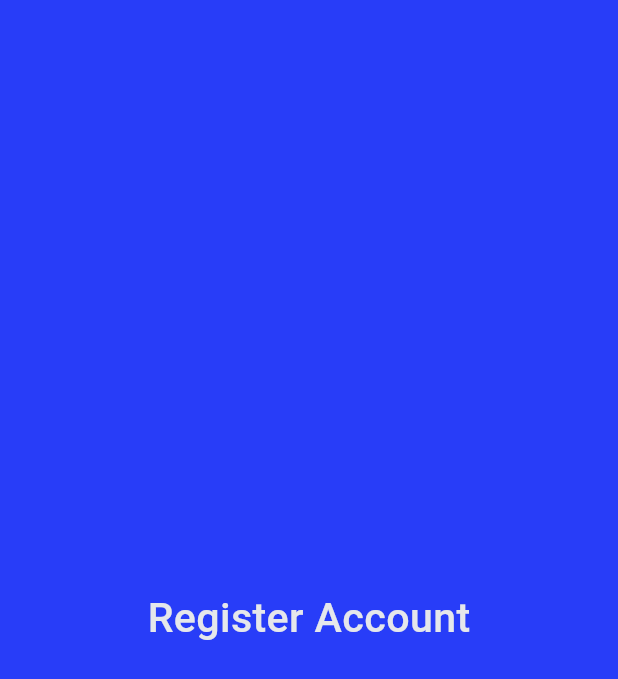
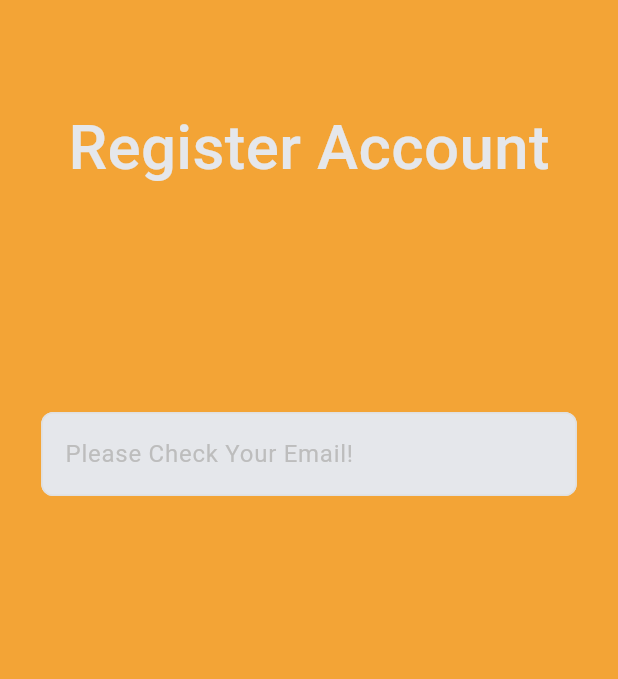
Before and after one commit to whoseunassailable/uni_quest_project, a Flutter app: the screen it shows after launch, on a phone screen of 412 x 824 dp. Shown: the top 679 px of the screen. Run offline on Flutter 3.47's test engine with Material 3 defaults, Android fonts, the light colour scheme and no system bars; our stand-ins replace flutter_riverpod, go_router.

Commit message:
changed ui

```diff
--- a/lib/core/constants/app_font_size.dart
+++ b/lib/core/constants/app_font_size.dart
@@ -7,5 +7,5 @@ class AppFontSize {
   static const double l = 1 / 25;
   static const double xl = 1 / 20;
   static const double xxl = 1 / 18;
-  static const double xxxl = 1 / 15;
+  static const double xxxl = 1 / 10;
 }
--- a/lib/core/features/presentation/login_page.dart
+++ b/lib/core/features/presentation/login_page.dart
@@ -1,6 +1,7 @@
 import 'package:flutter/material.dart';
 import 'package:uni_quest_project/core/constants/app_colors.dart';
 import 'package:uni_quest_project/core/constants/app_font_size.dart';
+import 'package:uni_quest_project/core/utils/custom_text_form_field.dart';
 
 import '../../../l10n/app_localizations.dart';
 
@@ -15,27 +16,73 @@ class LoginPage extends StatefulWidget {
 class _LoginPageState extends State<LoginPage> {
   @override
   Widget build(BuildContext context) {
+    double height = MediaQuery.of(context).size.height;
     double width = MediaQuery.of(context).size.width;
 
     return Scaffold(
-      backgroundColor: AppColors.bgColorForRegisterScreenBlueColor,
+      resizeToAvoidBottomInset: true,
+      backgroundColor: AppColors.bgColorForHomePage,
       body: SizedBox(
         width: width,
+        child: Column(
+          children: [
+            SizedBox(
+              height: height / 3,
               child: Column(
                 mainAxisAlignment: MainAxisAlignment.center,
                 mainAxisSize: MainAxisSize.max,
                 crossAxisAlignment: CrossAxisAlignment.center,
                 children: [
-            Text(
+                  SizedBox(
+                    height: width / 3,
+                    child: Text(
                       AppLocalizations.of(context).registerAccount,
                       style: TextStyle(
                           fontSize: width * AppFontSize.xxxl,
                           fontWeight: FontWeight.w500,
                           color: AppColors.bgCoolWhiteColor),
                     ),
+                  ),
+                ],
+              ),
+            ),
+            SizedBox(
+              height: height * 2 / 3,
+              child: Column(
+                children: [
+                  Padding(
+                    padding: EdgeInsets.fromLTRB(width / 15, 0, width / 15, 0),
+                    child: CustomTextFormField(
+                        hintText:
+                            AppLocalizations.of(context).pleaseCheckYourEmail),
+                  ),
+                ],
+              ),
+            ),
           ],
         ),
       ),
     );
   }
+
+  dynamicRowText({required double width, required String text}) {
+    return Row(
+      mainAxisAlignment: MainAxisAlignment.start,
+      mainAxisSize: MainAxisSize.max,
+      crossAxisAlignment: CrossAxisAlignment.start,
+      children: [
+        Padding(
+          padding: EdgeInsets.fromLTRB(width / 7.5, width / 15, 0, 0),
+          child: Text(
+            text,
+            style: TextStyle(
+              fontSize: width * AppFontSize.xl,
+              color: AppColors.bgCoolWhiteColor,
+              fontWeight: FontWeight.w500,
+            ),
+          ),
+        ),
+      ],
+    );
   }
+}
--- /dev/null
+++ b/lib/core/utils/custom_text_form_field.dart
@@ -0,0 +1,37 @@
+import 'package:flutter/cupertino.dart';
+import 'package:flutter/material.dart';
+
+import '../constants/app_colors.dart';
+
+class CustomTextFormField extends StatelessWidget {
+  final String hintText;
+
+  const CustomTextFormField({super.key, required this.hintText});
+
+  @override
+  Widget build(BuildContext context) {
+    return TextFormField(
+      style: const TextStyle(
+        color: AppColors.bgCoolWhiteColor,
+      ),
+      decoration: InputDecoration(
+        hintText: hintText,
+        hintStyle: TextStyle(color: Colors.grey[400]),
+        filled: true,
+        fillColor: AppColors.bgCoolWhiteColor.withOpacity(1.0),
+        border: OutlineInputBorder(
+          borderRadius: BorderRadius.circular(8.0),
+          borderSide: BorderSide(color: Colors.grey[300]!),
+        ),
+        focusedBorder: OutlineInputBorder(
+          borderRadius: BorderRadius.circular(8.0),
+          borderSide: const BorderSide(color: AppColors.bgCoolWhiteColor),
+        ),
+        enabledBorder: OutlineInputBorder(
+          borderRadius: BorderRadius.circular(8.0),
+          borderSide: BorderSide(color: Colors.grey[300]!),
+        ),
+      ),
+    );
+  }
+}
--- a/lib/l10n/app_localizations.dart
+++ b/lib/l10n/app_localizations.dart
@@ -157,7 +157,7 @@ abstract class AppLocalizations {
   /// No description provided for @phoneNumber.
   ///
   /// In en_US, this message translates to:
-  /// **'Phone Number'**
+  /// **'Phone number'**
   String get phoneNumber;
 
   /// No description provided for @enterYourPhoneNumber.
@@ -531,6 +531,18 @@ abstract class AppLocalizations {
   /// In en_US, this message translates to:
   /// **'Register Account'**
   String get registerAccount;
+
+  /// No description provided for @firstName.
+  ///
+  /// In en_US, this message translates to:
+  /// **'First Name'**
+  String get firstName;
+
+  /// No description provided for @lastName.
+  ///
+  /// In en_US, this message translates to:
+  /// **'Last Name'**
+  String get lastName;
 }
 
 class _AppLocalizationsDelegate extends LocalizationsDelegate<AppLocalizations> {
--- a/lib/l10n/intl_en.arb
+++ b/lib/l10n/intl_en.arb
@@ -9,7 +9,7 @@
   "username": "Username",
   "rememberMeNextTime": "Remember me next time?",
   "forgotPassword": "Forgot Password?",
-  "phoneNumber": "Phone Number",
+  "phoneNumber": "Phone number",
   "enterYourPhoneNumber": "Enter your phone number",
   "sendCode": "Send Code",
   "pleaseCheckYourEmail": "Please Check Your Email!",
@@ -71,5 +71,7 @@
   "budgetRange": "Budget Range",
   "ieltsScore": "IELTS Score",
   "gpa": "GPA",
-  "registerAccount": "Register Account"
+  "registerAccount": "Register Account",
+  "firstName": "First Name",
+  "lastName": "Last Name"
 }
--- a/lib/l10n/intl_en_US.arb
+++ b/lib/l10n/intl_en_US.arb
@@ -9,7 +9,7 @@
   "username": "Username",
   "rememberMeNextTime": "Remember me next time?",
   "forgotPassword": "Forgot Password?",
-  "phoneNumber": "Phone Number",
+  "phoneNumber": "Phone number",
   "enterYourPhoneNumber": "Enter your phone number",
   "sendCode": "Send Code",
   "pleaseCheckYourEmail": "Please Check Your Email!",
@@ -71,5 +71,7 @@
   "budgetRange": "Budget Range",
   "ieltsScore": "IELTS Score",
   "gpa": "GPA",
-  "registerAccount": "Register Account"
+  "registerAccount": "Register Account",
+  "firstName": "First Name",
+  "lastName": "Last Name"
 }
--- a/pubspec.yaml
+++ b/pubspec.yaml
@@ -19,6 +19,8 @@ dependencies:
   riverpod_lint: ^2.6.3
   riverpod_generator: ^2.6.3
   intl_utils: ^2.8.7
+  mysql1: ^0.20.0
+  dio: ^5.7.0
 
 dev_dependencies:
   flutter_test:
```
Also changed, not shown: lib/l10n/app_localizations_en.dart (+14 -2 lines), lib/generated/intl/messages_en.dart, lib/generated/intl/messages_en_US.dart, lib/generated/l10n.dart, pubspec.lock. Lines whose indentation alone changed are shown as unchanged.
